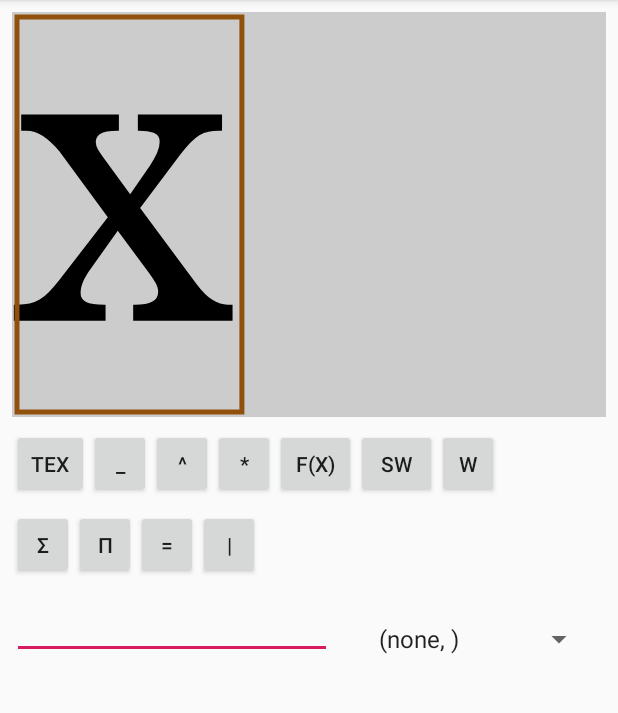
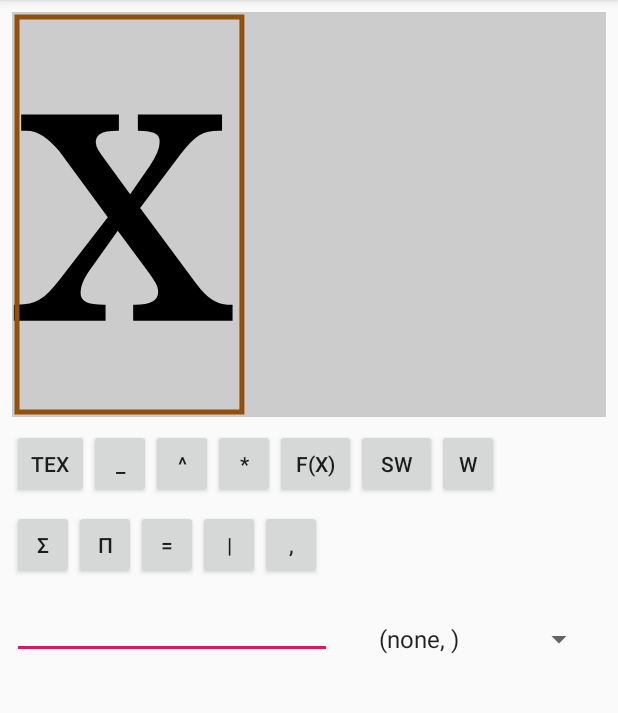
Before and after one commit to karino2/EquationPad, an Android app: the screen it shows after launch (MainActivity), on a phone screen of 412 x 824 dp, the part 84-797 px from its top. Run offline under Robolectric (Android 15) with nearby library versions, the phone set to English and light mode, and no system bars.

Commit message:
Add comma.

```diff
--- a/app/src/main/res/layout/activity_main.xml
+++ b/app/src/main/res/layout/activity_main.xml
@@ -110,6 +110,14 @@
             app:layout_constraintTop_toBottomOf="@+id/buttonCopyLatex"
             app:layout_constraintStart_toEndOf="@+id/buttonEqual"/>
 
+    <Button
+            android:text=","
+            android:layout_width="41dp"
+            android:layout_height="46dp"
+            android:id="@+id/buttonComma" android:layout_marginTop="8dp"
+            app:layout_constraintTop_toBottomOf="@+id/buttonCopyLatex"
+            app:layout_constraintStart_toEndOf="@+id/buttonVerticalBar"/>
+
     <Spinner
             android:layout_width="wrap_content"
             android:layout_height="wrap_content"
```
Also changed, not shown: app/src/main/java/io/github/karino2/equationpad/MainActivity.kt (+20 -0 lines), app/src/main/java/io/github/karino2/equationpad/mathview/Tree.kt (+57 -0 lines).
